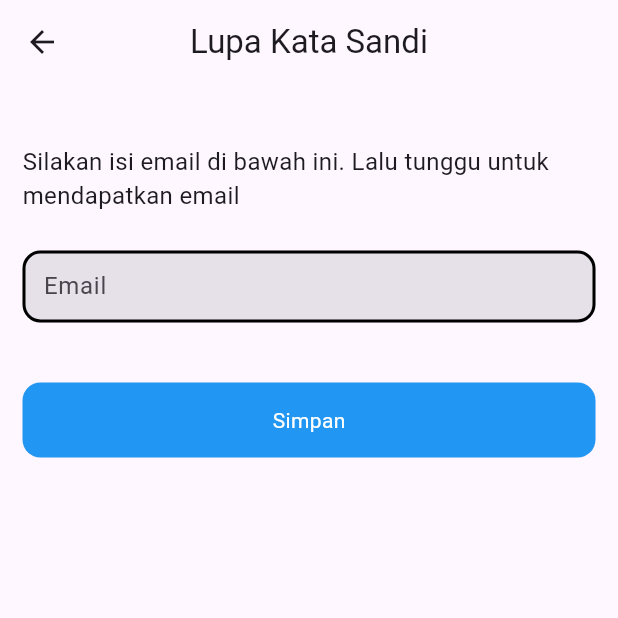
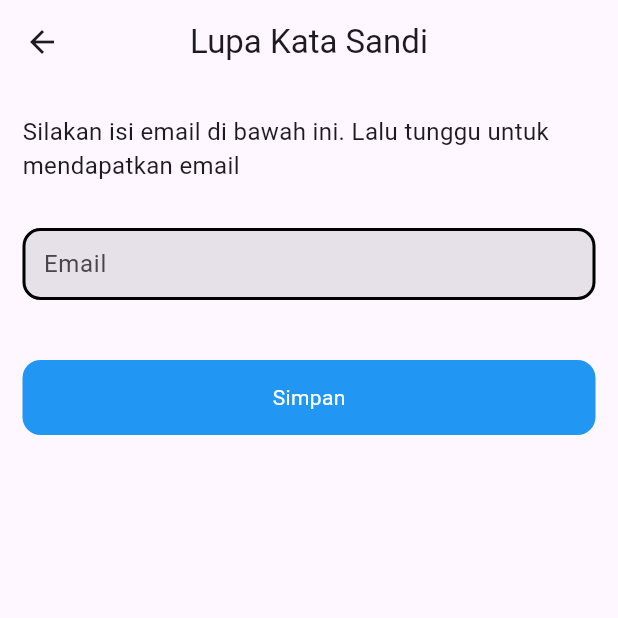
Before and after one commit to febrinurdiansah/LaporSemanuApp, a Flutter app: the screen it shows after launch, after a tap on "Lupa Password?", on a phone screen of 412 x 824 dp, the top half of it. Run offline on Flutter 3.47's test engine with Material 3 defaults, Android fonts, the light colour scheme and no system bars; our stand-ins replace card_swiper, device_preview_plus, flutter_svg, image_picker, loading_animation_widget, package_info_plus and 4 more; missing offline and left inert: omni_datetime_picker; accounts and stored records are empty; network calls fail.

Commit message:
fix error apk release

```diff
--- a/lib/Screens/CalendarScreen.dart
+++ b/lib/Screens/CalendarScreen.dart
@@ -159,7 +159,7 @@ class _CalendarScreenState extends State<CalendarScreen> {
             firstDay: DateTime.utc(2020, 1, 1),
             lastDay: DateTime.utc(2030, 12, 31),
             focusedDay: _focusedDay,
-            locale: 'en_US',
+            locale: 'id_ID',
             selectedDayPredicate: (day) => isSameDay(_selectedDay, day),
             eventLoader: _getEventsForDay,
             startingDayOfWeek: StartingDayOfWeek.monday,
--- a/lib/Screens/ForgetPass.dart
+++ b/lib/Screens/ForgetPass.dart
@@ -60,7 +60,7 @@ class _ForgetPassScreenState extends State<ForgetPassScreen> {
         centerTitle: true,
       ),
       body: Padding(
-        padding: const EdgeInsets.symmetric(horizontal: 15, vertical: 40),
+        padding: const EdgeInsets.symmetric(horizontal: 15, vertical: 20),
         child: Column(
           children: [
             Text('Silakan isi email di bawah ini. Lalu tunggu untuk mendapatkan email',
@@ -68,7 +68,7 @@ class _ForgetPassScreenState extends State<ForgetPassScreen> {
                 fontSize: 16
               )
             ),
-            SizedBox(height: 25,),
+            SizedBox(height: 30,),
             TextFormField(
               controller: _emailCtrl,
               decoration: InputDecoration(
--- a/lib/Screens/LoginScreen.dart
+++ b/lib/Screens/LoginScreen.dart
@@ -1,6 +1,7 @@
 import 'dart:convert';
 import 'package:flutter/material.dart';
 import 'package:http/http.dart';
+import 'package:loading_animation_widget/loading_animation_widget.dart';
 import 'package:monkir/Screens/ForgetPass.dart';
 import 'package:monkir/Screens/RegisterScreen.dart';
 import 'package:monkir/main.dart';
@@ -15,6 +16,7 @@ class LoginScreen extends StatefulWidget {
 class _LoginScreenState extends State<LoginScreen> {
   final scaffoldKey = GlobalKey<ScaffoldState>();
   bool _obscureText = true;
+  bool isLoading = false;
   TextEditingController _userCtrl = TextEditingController();
   TextEditingController _passCtrl = TextEditingController();
 
@@ -34,6 +36,10 @@ class _LoginScreenState extends State<LoginScreen> {
       );
       return;
     }
+
+    setState(() {
+      isLoading = true;
+    });
 
     try {
       Response response = await post(
@@ -80,6 +86,10 @@ class _LoginScreenState extends State<LoginScreen> {
           backgroundColor: Colors.red,
         ),
       );
+    } finally {
+      setState(() {
+        isLoading = false;
+      });
     }
   }
 
@@ -240,6 +250,12 @@ class _LoginScreenState extends State<LoginScreen> {
               );
             },
           ),
+          if (isLoading)
+            Center(
+            child: LoadingAnimationWidget.threeRotatingDots(
+              color: Colors.blue,
+              size: 20
+              ))
         ],
       ),
     );
--- a/lib/main.dart
+++ b/lib/main.dart
@@ -1,5 +1,6 @@
 import 'package:flutter/foundation.dart';
 import 'package:flutter/material.dart';
+import 'package:intl/date_symbol_data_local.dart';
 import 'package:provider/provider.dart';
 import 'package:monkir/Screens/HomeScreen.dart';
 import 'package:monkir/Screens/LoginScreen.dart';
@@ -10,10 +11,14 @@ import 'package:salomon_bottom_bar/salomon_bottom_bar.dart';
 import 'package:device_preview_plus/device_preview_plus.dart';
 import 'package:loading_animation_widget/loading_animation_widget.dart';
 import 'package:shared_preferences/shared_preferences.dart';
+import 'package:flutter_localizations/flutter_localizations.dart';
 
 import 'models/ProfileModel.dart';
 
-void main() {
+Future<void> main() async {
+  WidgetsFlutterBinding.ensureInitialized();
+  // Initialize locale data for your application
+  await initializeDateFormatting('id_ID', null);
   runApp(
     DevicePreview(
       enabled: !kReleaseMode,
@@ -64,6 +69,15 @@ class _MyAppState extends State<MyApp> {
   Widget build(BuildContext context) {
     final themeNotifier = Provider.of<ThemeNotifier>(context);
     return MaterialApp(
+      locale: Locale('id', 'ID'),  // Locale Indonesia
+      supportedLocales: [
+        Locale('id', 'ID'),  // Tambahkan locale yang digunakan
+      ],
+      localizationsDelegates: [
+        GlobalMaterialLocalizations.delegate,
+        GlobalWidgetsLocalizations.delegate,
+        GlobalCupertinoLocalizations.delegate,
+      ],
       debugShowCheckedModeBanner: false,
       theme: ThemeData.light(),
       darkTheme: ThemeData.dark(),
```
Also changed, not shown: lib/Screens/HomeScreen.dart (+18 -9 lines), lib/Screens/ProfileScreen.dart (+11 -1 lines).
